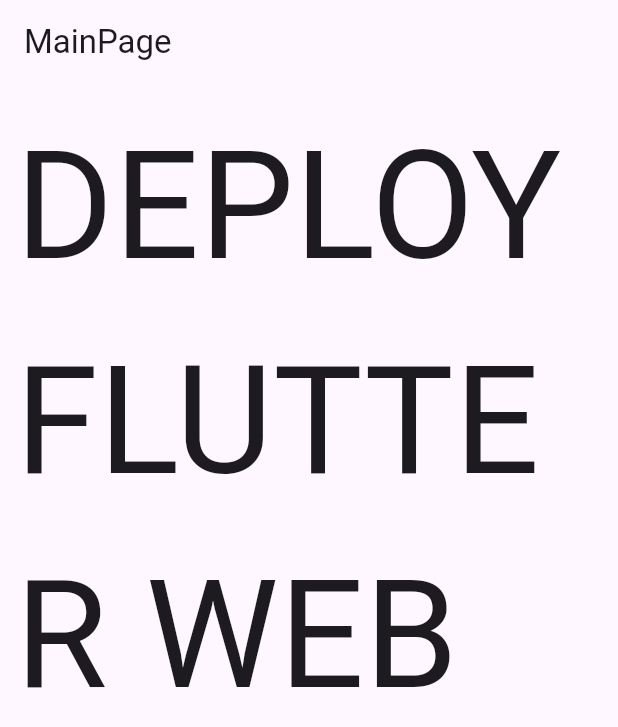
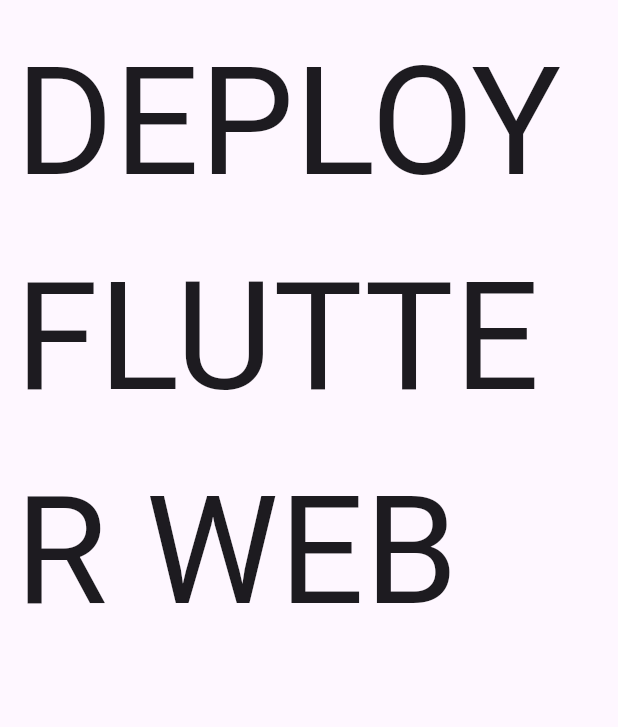
Before and after one commit to surisuryanto/flutter_webprofile, a Flutter app: the screen it shows after launch, on a phone screen of 412 x 824 dp. Shown: the top 727 px of the screen. Run offline on Flutter 3.47's test engine with Material 3 defaults, Android fonts, the phone set to English and light mode, and no system bars.

Commit message:
hide appbar

```diff
--- a/lib/module/main_page/view/main_page_view.dart
+++ b/lib/module/main_page/view/main_page_view.dart
@@ -8,10 +8,10 @@
   Widget build(context, MainPageController controller) {
     controller.view = this;
     return Scaffold(
-      appBar: AppBar(
-        title: const Text("MainPage"),
-        actions: const [],
-      ),
+      // appBar: AppBar(
+      //   title: const Text("MainPage"),
+      //   actions: const [],
+      // ),
       body: SingleChildScrollView(
         child: Container(
           padding: const EdgeInsets.all(10.0),
```
